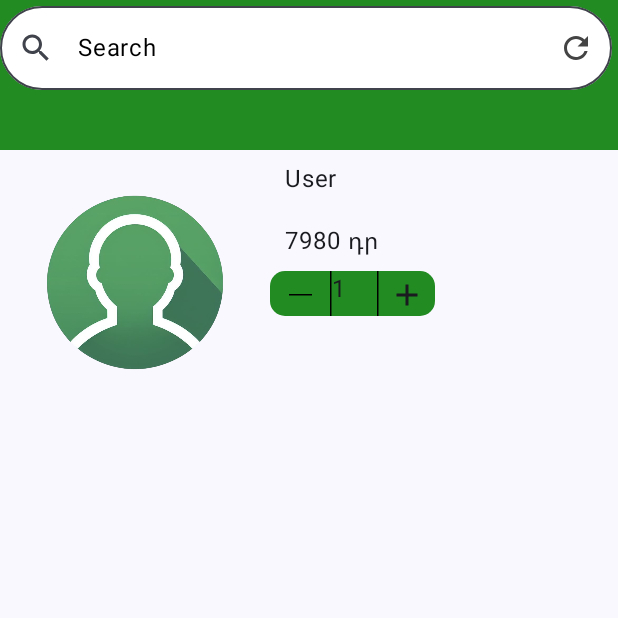
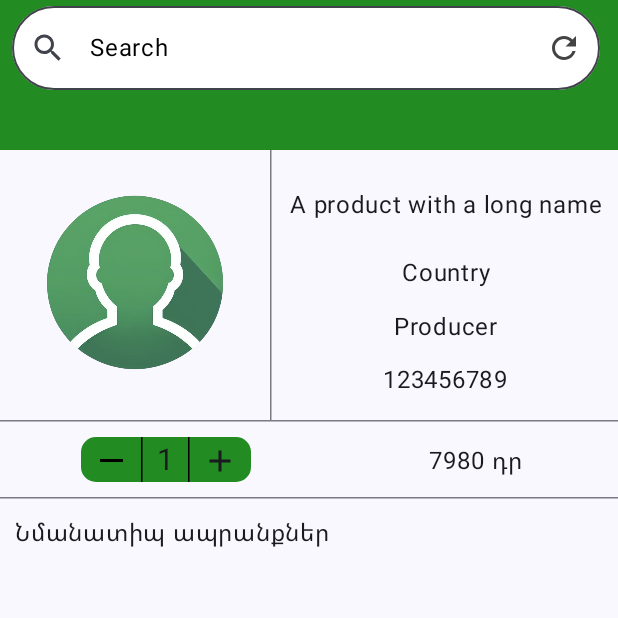
Before and after one commit to Henze1/PHC, an Android app built with Jetpack Compose: the screen it shows after launch (MainActivity), on a phone screen of 412 x 824 dp, the top half of it. Run offline under Robolectric (Android 15) with nearby library versions, the phone set to English and light mode, and no system bars.

Commit message:
commit v7.5.1

```diff
--- a/app/src/main/java/com/main/phc/MainActivity.kt
+++ b/app/src/main/java/com/main/phc/MainActivity.kt
@@ -7,6 +7,7 @@ import androidx.activity.compose.setContent
 import androidx.compose.foundation.layout.fillMaxSize
 import androidx.compose.material3.MaterialTheme
 import androidx.compose.material3.Surface
+import androidx.compose.runtime.snapshots.SnapshotStateList
 import androidx.compose.ui.Modifier
 import androidx.compose.ui.res.painterResource
 import com.main.phc.inside.Member
@@ -24,8 +25,18 @@ class MainActivity : ComponentActivity() {
                     color = MaterialTheme.colorScheme.background
                 ) {
 //                    AppNavGraph()
-                    val member = Member(painterResource(id = R.drawable.userimg), "User", "7980")
-                    Product(member)
+                    val list1 = ArrayList<Member>()
+                    val list2 = SnapshotStateList<Member>()
+
+                    val member = Member(
+                        image = painterResource(id = R.drawable.userimg),
+                        name = "A product with a long name",
+                        price = "7980",
+                        producer = "Producer",
+                        producerCountry = "Country",
+                        id = "123456789"
+                    )
+                    Product(member, list1, list2)
                 }
             }
         }
--- a/app/src/main/java/com/main/phc/inside/MainPage.kt
+++ b/app/src/main/java/com/main/phc/inside/MainPage.kt
@@ -88,8 +88,6 @@ import kotlinx.coroutines.delay
 import kotlinx.coroutines.launch
 import kotlin.random.Random
 
-
-//val cartMembers: ArrayList<Member> = ArrayList()
 @OptIn(ExperimentalMaterial3Api::class)
 @SuppressLint("UnusedMaterial3ScaffoldPaddingParameter")
 @Composable
--- /dev/null
+++ b/app/src/main/java/com/main/phc/inside/Member.kt
@@ -0,0 +1,19 @@
+package com.main.phc.inside
+
+import androidx.compose.material.icons.Icons
+import androidx.compose.material.icons.filled.FavoriteBorder
+import androidx.compose.ui.graphics.painter.Painter
+import androidx.compose.ui.graphics.vector.ImageVector
+import java.util.UUID
+
+data class Member(
+    val image: Painter,
+    val name: String,
+    val price: String,
+    val id: String = UUID.randomUUID().toString(),
+    var producer: String = "",
+    var producerCountry: String = "",
+    var count: Int = 1,
+    var icon: ImageVector = Icons.Default.FavoriteBorder,
+    var isSelected: Boolean = false
+)
--- a/app/src/main/java/com/main/phc/inside/Product.kt
+++ b/app/src/main/java/com/main/phc/inside/Product.kt
@@ -13,23 +13,20 @@ import androidx.compose.foundation.layout.fillMaxWidth
 import androidx.compose.foundation.layout.height
 import androidx.compose.foundation.layout.padding
 import androidx.compose.foundation.layout.width
-import androidx.compose.foundation.lazy.LazyColumn
 import androidx.compose.foundation.shape.RoundedCornerShape
 import androidx.compose.foundation.text.KeyboardActions
 import androidx.compose.foundation.text.KeyboardOptions
+import androidx.compose.foundation.text.selection.TextSelectionColors
 import androidx.compose.material.icons.Icons
 import androidx.compose.material.icons.filled.Add
-import androidx.compose.material.icons.filled.Clear
 import androidx.compose.material.icons.filled.Refresh
 import androidx.compose.material.icons.filled.Search
-import androidx.compose.material3.Button
 import androidx.compose.material3.ExperimentalMaterial3Api
 import androidx.compose.material3.HorizontalDivider
 import androidx.compose.material3.Icon
 import androidx.compose.material3.IconButton
 import androidx.compose.material3.MaterialTheme
 import androidx.compose.material3.OutlinedTextField
-import androidx.compose.material3.Slider
 import androidx.compose.material3.Text
 import androidx.compose.material3.TextFieldDefaults
 import androidx.compose.material3.TopAppBar
@@ -41,21 +38,27 @@ import androidx.compose.runtime.mutableIntStateOf
 import androidx.compose.runtime.mutableStateOf
 import androidx.compose.runtime.remember
 import androidx.compose.runtime.setValue
+import androidx.compose.runtime.snapshots.SnapshotStateList
 import androidx.compose.ui.Alignment
 import androidx.compose.ui.Modifier
 import androidx.compose.ui.graphics.Color
 import androidx.compose.ui.res.painterResource
 import androidx.compose.ui.text.input.ImeAction
 import androidx.compose.ui.text.input.KeyboardType
+import androidx.compose.ui.text.style.TextAlign
 import androidx.compose.ui.tooling.preview.Preview
 import androidx.compose.ui.unit.dp
+import androidx.compose.ui.unit.sp
 import com.main.phc.R
 
 @OptIn(ExperimentalMaterial3Api::class)
 @Composable
 fun Product(
     member: Member,
+    memberForCatalogImages: ArrayList<Member>,
+    cartMembers: SnapshotStateList<Member>
 ) {
+    val itemCount = remember { mutableIntStateOf(member.count) }
     var searchText by remember { mutableStateOf("") }
     Column(
         modifier = Modifier
@@ -82,9 +85,14 @@ fun Product(
                     contentAlignment = Alignment.CenterEnd
                 ){
                     OutlinedTextField(
-                        modifier = Modifier.
-                        fillMaxWidth(),
+                        modifier = Modifier
+                            .fillMaxWidth()
+                            .padding(8.dp),
                         colors = TextFieldDefaults.colors(
+                            selectionColors = TextSelectionColors(
+                                handleColor = Color.Blue,
+                                backgroundColor = Color.White
+                            ),
                             unfocusedContainerColor = Color.White,
                             focusedContainerColor = Color.White,
                             unfocusedTextColor = Color.Black,
@@ -136,11 +144,10 @@ fun Product(
                 }
             }
         )
-        LazyColumn(
+        Column(
             modifier = Modifier
-                .fillMaxWidth()
+                .fillMaxWidth(),
         ) {
-            item {
             Row(
                 horizontalArrangement = Arrangement.SpaceBetween,
                 verticalAlignment = Alignment.Top,
@@ -155,8 +162,14 @@ fun Product(
                         .fillMaxHeight()
                         .aspectRatio(1f)
                 )
-                    Column {
+                VerticalDivider()
+                Column(
+                    modifier = Modifier
+                        .fillMaxSize(),
+                    verticalArrangement = Arrangement.SpaceEvenly
+                ) {
                     Text(
+                        textAlign = TextAlign.Center,
                         text = member.name,
                         maxLines = 5,
                         style = MaterialTheme.typography.bodyLarge,
@@ -164,48 +177,65 @@ fun Product(
                             .fillMaxWidth()
                             .padding(10.dp)
                     )
+
+                    if (member.producerCountry != "") {
                         Text(
-                            text = member.price + " դր",
-                            maxLines = 5,
+                            textAlign = TextAlign.Center,
+                            text = member.producerCountry,
+                            maxLines = 1,
+                            minLines = 1,
                             style = MaterialTheme.typography.bodyLarge,
                             modifier = Modifier
                                 .fillMaxWidth()
-                                .padding(10.dp)
                         )
+                    }
 
-//                        var sliderPosition by remember { mutableIntStateOf(1) }
-//                        Column {
-//                            Slider(
-//                                value = sliderPosition.toFloat(),
-//                                onValueChange = { sliderPosition = it.toInt() },
-//                                valueRange = 1f..10f,
-//                                steps = 10,
-//                                modifier = Modifier
-//                                    .fillMaxWidth()
-//                                    .padding(10.dp)
-//                            )
-//                            Row(
-//                                modifier = Modifier.fillMaxWidth(),
-//                                horizontalArrangement = Arrangement.SpaceEvenly
-//                            ) {
-//                                Text(text = "Քանակ: $sliderPosition")
-//                                Text(text = "Գին: ${member.price.toInt() * sliderPosition} դր")
-//                            }
-//                        }
+                    if (member.producer != "") {
+                        Text(
+                            textAlign = TextAlign.Center,
+                            text = member.producer,
+                            maxLines = 1,
+                            minLines = 1,
+                            style = MaterialTheme.typography.bodyLarge,
+                            modifier = Modifier
+                                .fillMaxWidth()
+                        )
+                    }
+
+                    Text(
+                        textAlign = TextAlign.Center,
+                        text = member.id,
+                        maxLines = 2,
+                        minLines = 1,
+                        style = MaterialTheme.typography.bodyLarge,
+                        modifier = Modifier
+                            .fillMaxWidth()
+                    )
+                }
+            }
+            HorizontalDivider()
+            Row(
+                horizontalArrangement = Arrangement.SpaceAround,
+                verticalAlignment = Alignment.CenterVertically,
+                modifier = Modifier
+                    .fillMaxWidth()
+                    .height(50.dp)
+            ) {
+
                 Row(
                     modifier = Modifier
-                                .width(110.dp)
+                        .width(113.dp)
                         .height(30.dp)
                         .background(
                             color = Color(0xFF228B22),
                             shape = RoundedCornerShape(10.dp)
-                                ),
-                            horizontalArrangement = Arrangement.Center
-                        ){
+                        )
+                ) {
                     IconButton(
                         onClick = {
-                                    member.count--
-                                    if (member.count < 1) member.count = 1
+                            --itemCount.intValue
+                            if (itemCount.intValue < 1) itemCount.intValue = 1
+                            member.count = itemCount.intValue
                         },
                         modifier = Modifier
                             .width(40.dp)
@@ -214,24 +244,30 @@ fun Product(
                         HorizontalDivider(
                             modifier = Modifier
                                 .width(15.dp),
-                                    thickness = 1.dp,
+                            thickness = 2.dp,
                             color = Color.Black
                         )
                     }
                     VerticalDivider(
-                                color = Color.Black
+                        color = Color.Black,
+                        thickness = 1.dp
                     )
                     Text(
+                        textAlign = TextAlign.Center,
                         modifier = Modifier
-                                    .width(30.dp),
-                                text = member.count.toString()
+                            .width(30.dp)
+                            .align(Alignment.CenterVertically),
+                        text = itemCount.intValue.toString(),
+                        fontSize = 20.sp
                     )
                     VerticalDivider(
-                                color = Color.Black
+                        color = Color.Black,
+                        thickness = 1.dp
                     )
                     IconButton(
                         onClick = {
-                                    member.count++
+                            ++itemCount.intValue
+                            member.count = itemCount.intValue
                         },
                         modifier = Modifier
                             .width(40.dp)
@@ -240,9 +276,28 @@ fun Product(
                         Icon(imageVector = Icons.Default.Add, contentDescription = null)
                     }
                 }
+                Text(
+                    textAlign = TextAlign.Center,
+                    text = (member.price.toInt() * itemCount.intValue).toString() + " դր",
+                    maxLines = 5,
+                    style = MaterialTheme.typography.bodyLarge,
+                    modifier = Modifier
+                        .padding(10.dp)
+                )
             }
-                }
-            }
+            HorizontalDivider()
+
+            Text(
+                text = "Նմանատիպ ապրանքներ",
+                fontSize = 16.sp,
+                modifier = Modifier
+                    .padding(start = 10.dp, top = 10.dp)
+            )
+
+            CatalogImageSweepableRow(
+                memberForCatalogImages,
+                cartMembers
+            )
         }
     }
 }
@@ -250,10 +305,18 @@ fun Product(
 @Preview(showBackground = true)
 @Composable
 fun ProductPreview() {
+    val list1 = ArrayList<Member>()
+    val list2 = SnapshotStateList<Member>()
     Product(
         member = Member(
             image = painterResource(id = R.drawable.userimg),
-            name = "name",
-            price = "1000")
+            name = "A product with a long name",
+            price = "7980",
+            producer = "Producer",
+            producerCountry = "Country",
+            id = "123456789"
+        ),
+        memberForCatalogImages = list1,
+        cartMembers = list2
     )
 }
--- a/app/src/main/java/com/main/phc/inside/Vitamins.kt
+++ b/app/src/main/java/com/main/phc/inside/Vitamins.kt
@@ -48,8 +48,6 @@ import androidx.compose.ui.draw.clip
 import androidx.compose.ui.draw.shadow
 import androidx.compose.ui.graphics.Color
 import androidx.compose.ui.graphics.ColorFilter
-import androidx.compose.ui.graphics.painter.Painter
-import androidx.compose.ui.graphics.vector.ImageVector
 import androidx.compose.ui.layout.ContentScale
 import androidx.compose.ui.res.painterResource
 import androidx.compose.ui.text.TextStyle
@@ -63,7 +61,6 @@ import androidx.compose.ui.unit.sp
 import com.main.phc.R
 import com.main.phc.ui.theme.loadImageFromUrl
 import kotlinx.coroutines.launch
-import java.util.UUID
 
 
 @Composable
@@ -407,15 +404,6 @@ fun ImageSweepableRowForCatalog(images: List<Member>) {
     }
 }
 
-data class Member(
-    val image: Painter,
-    val name: String,
-    val price: String,
-    var count: Int = 1,
-    var id: String = UUID.randomUUID().toString(),
-    var icon: ImageVector = Icons.Default.FavoriteBorder,
-    var isSelected: Boolean = false
-)
 @Preview(showBackground = true)
 @Composable
 fun VitaminsPreview() {
```
Lines whose indentation alone changed are shown as unchanged.
